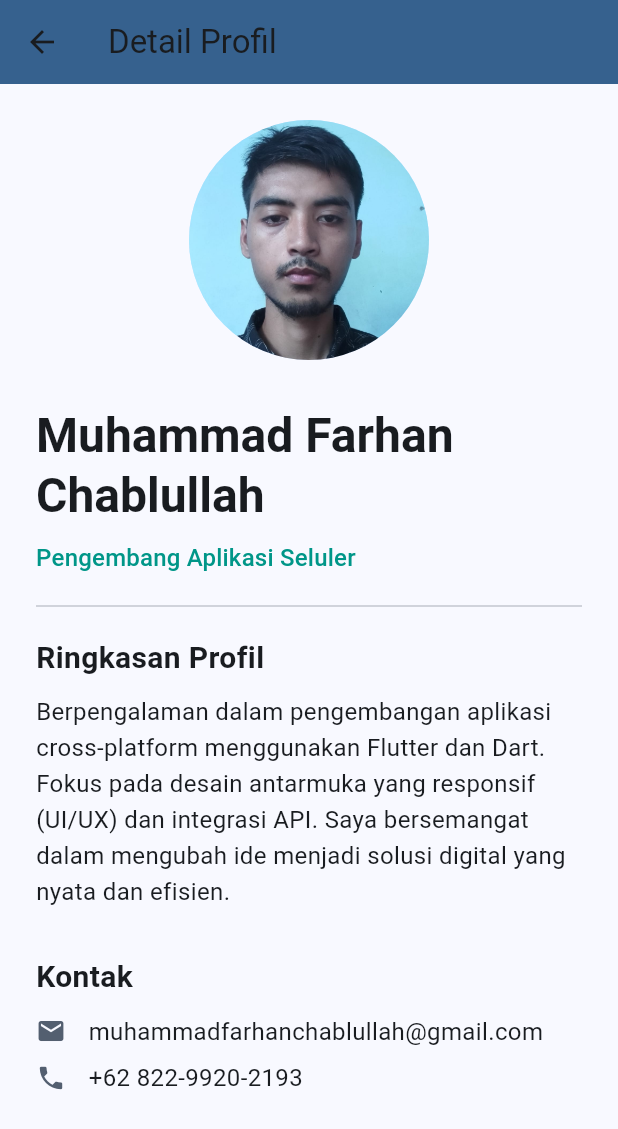
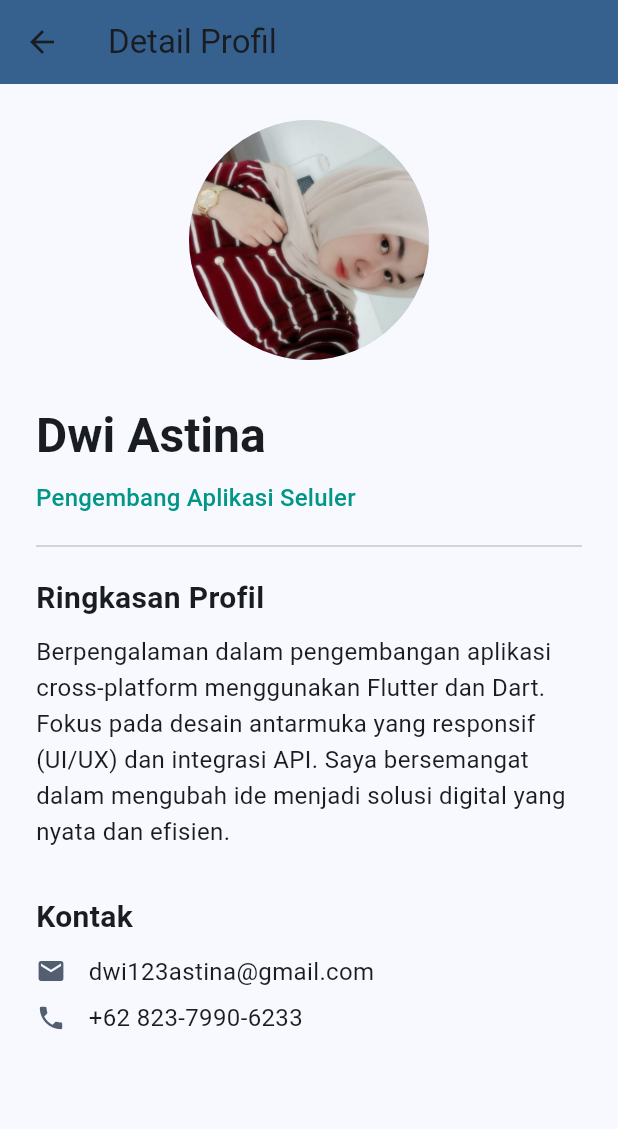
Before and after one commit to mfarhan23974/profil_pribadi, a Flutter app: the ProfileDetailScreen screen opened directly, on a phone screen of 412 x 824 dp. Shown: the top 1129 px of the screen. Run offline on Flutter 3.47's test engine with Material 3 defaults, Android fonts, the phone set to English and light mode, and no system bars.

```diff
--- a/lib/profile_detail_screen.dart
+++ b/lib/profile_detail_screen.dart
@@ -23,7 +23,7 @@ class ProfileDetailScreen extends StatelessWidget {
               child: CircleAvatar(
                 radius: 80,
                 // FIX ASSET PATH: Menggunakan path yang benar
-                backgroundImage: const AssetImage("assets/image/farhan.jpg"),
+                backgroundImage: const AssetImage("assets/image/dwi.jpeg"),
               ),
             ),
 
@@ -31,7 +31,7 @@ class ProfileDetailScreen extends StatelessWidget {
 
             // Nama & Judul
             Text(
-              'Muhammad Farhan Chablullah',
+              'Dwi Astina',
               style: Theme.of(context)
                   .textTheme
                   .headlineLarge
@@ -68,8 +68,8 @@ class ProfileDetailScreen extends StatelessWidget {
             ),
             const SizedBox(height: 10),
             _buildDetailRow(
-                Icons.email, 'muhammadfarhanchablullah@gmail.com', context),
-            _buildDetailRow(Icons.phone, '+62 822-9920-2193', context),
+                Icons.email, 'dwi123astina@gmail.com', context),
+            _buildDetailRow(Icons.phone, '+62 823-7990-6233', context),
           ],
         ),
       ),
--- a/lib/profile_widget.dart
+++ b/lib/profile_widget.dart
@@ -14,11 +14,11 @@ class ProfileWidget extends StatelessWidget {
         const CircleAvatar(
           radius: 60,
           // FIX ASSET PATH: Menggunakan path yang sudah diperbaiki
-          backgroundImage: AssetImage("assets/image/farhan.jpg"),
+          backgroundImage: AssetImage("assets/image/dwi.jpeg"),
         ),
         const SizedBox(height: 20),
         const Text(
-          "Muhammad Farhan Chablullah",
+          "Dwi Astina",
           style: TextStyle(fontSize: 24, fontWeight: FontWeight.bold),
         ),
         const Text(
@@ -46,7 +46,7 @@ class ProfileWidget extends StatelessWidget {
           children: const [
             Icon(Icons.email, size: 20, color: Colors.blue),
             SizedBox(width: 8),
-            Text("muhammadfarhanchablullah@gmail.com"),
+            Text("dwi123astina@gmail.com"),
           ],
         ),
       ],
```
Also changed, not shown: assets/image/dwi.jpeg (added), assets/image/farhan.jpg (deleted).
